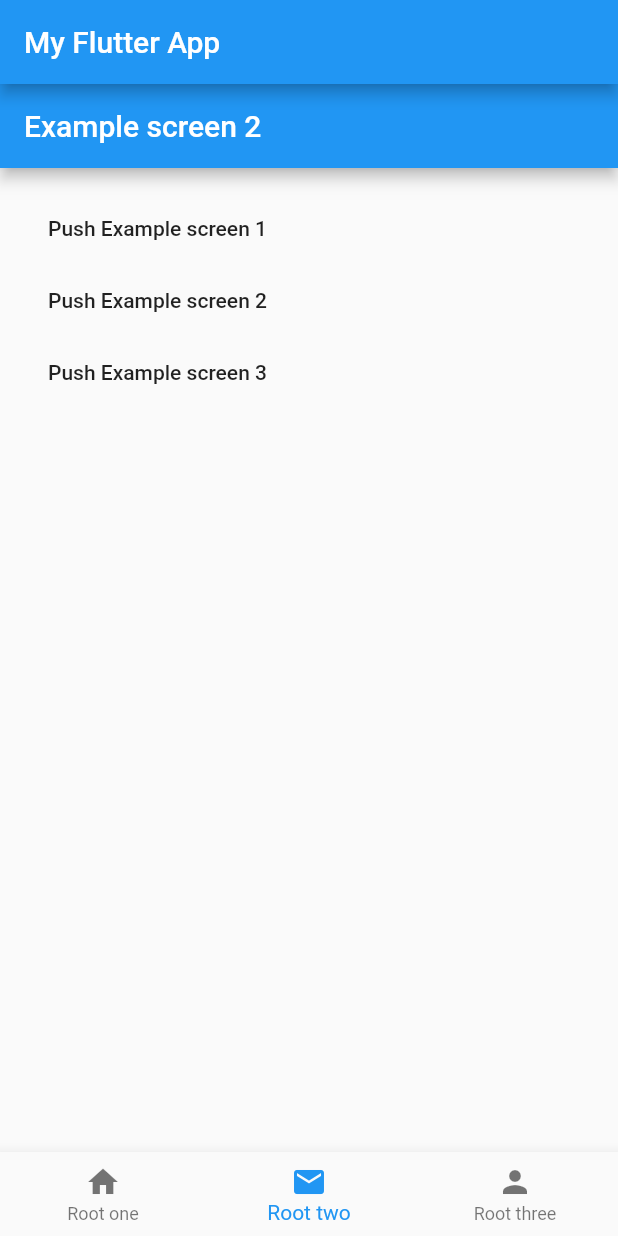
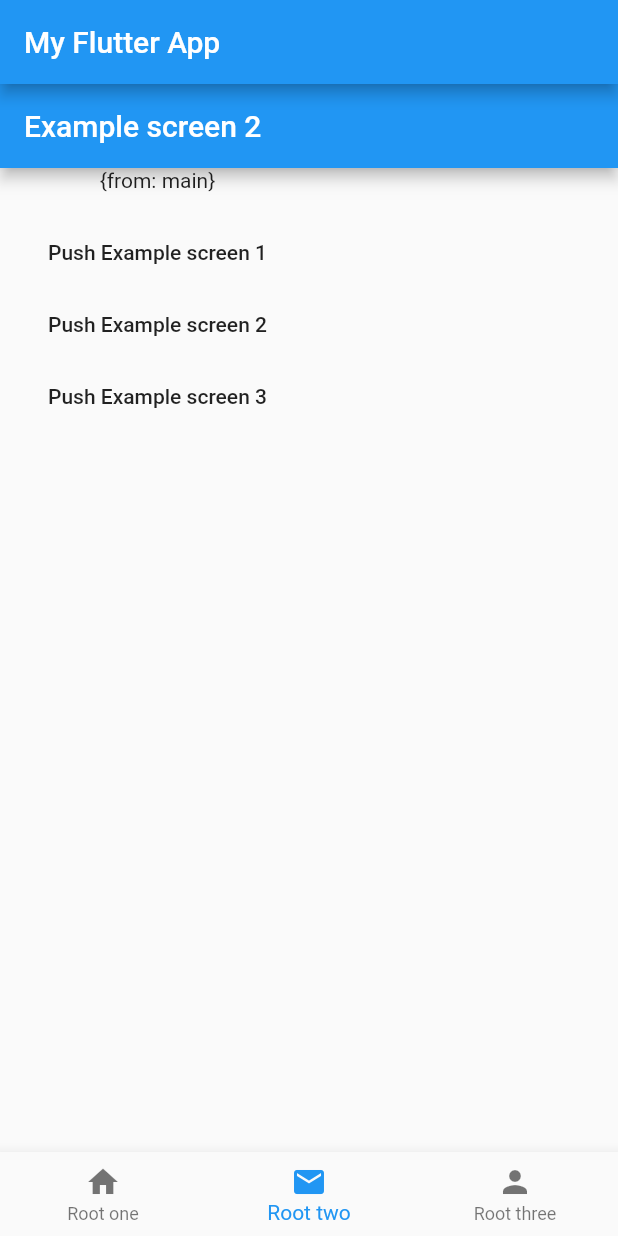
Before and after one commit to Gerrel/root_navigator, a Flutter app: the screen it shows after launch, item 2 of the bottom bar chosen, on a phone screen of 412 x 824 dp. Run offline on Flutter 3.47's test engine with Material 2 defaults, Android fonts, the phone set to English and light mode, and no system bars.

Commit message:
added root arguments

```diff
--- a/example/lib/app.dart
+++ b/example/lib/app.dart
@@ -24,9 +24,19 @@ class _AppState extends State<App> {
         body: IndexedStack(
           index: activeTab,
           children: [
-              RootNavigator(root: ExampleScreen(id: 1), routes: Screens.routes),
-              RootNavigator(rootName: 'two', routes: Screens.routes),
-              RootNavigator(root: ExampleScreen(id: 3), routes: Screens.routes),
+            RootNavigator(
+              rootWidget: ExampleScreen(id: 1),
+              routes: Screens.routes,
+            ),
+            RootNavigator(
+              rootName: 'two',
+              rootNameArguments: {'from': 'main'},
+              routes: Screens.routes,
+            ),
+            RootNavigator(
+              rootWidget: ExampleScreen(id: 3),
+              routes: Screens.routes,
+            ),
           ],
         ),
         bottomNavigationBar: BottomNavigationBar(
@@ -45,6 +55,7 @@ class _AppState extends State<App> {
                 icon: Icon(Icons.person), title: Text('Root three'))
           ],
         ),
-        ));
+      ),
+    );
   }
 }
--- a/example/lib/screens/example_screen.dart
+++ b/example/lib/screens/example_screen.dart
@@ -3,15 +3,20 @@ import 'package:root_navigator_example/widgets/push_screen.dart';
 
 class ExampleScreen extends StatelessWidget {
   final int id;
-
-  const ExampleScreen({Key key, @required this.id}) : super(key: key);
+  final Map<String, Object> args;
+  const ExampleScreen({Key key, @required this.id, this.args})
+      : super(key: key);
 
   @override
   Widget build(BuildContext context) {
     return Scaffold(
-        appBar: AppBar(
-          title: Text('Example screen $id'),
-        ),
-        body: PushScreen());
+      appBar: AppBar(
+        title: Text('Example screen $id'),
+      ),
+      body: Column(children: [
+        Text('$args'),
+        PushScreen(),
+      ]),
+    );
   }
 }
--- a/example/lib/screens/screens.dart
+++ b/example/lib/screens/screens.dart
@@ -6,8 +6,17 @@ import 'example_screen.dart';
 
 class Screens {
   static final Map<String, Widget Function(BuildContext)> routes = {
-    'one': (context) => ExampleScreen(id: 1),
-    'two': (context) => ExampleScreen(id: 2),
-    'three': (context) => ExampleScreen(id: 3),
+    'one': (context) => ExampleScreen(
+          id: 1,
+          args: ModalRoute.of(context).settings.arguments,
+        ),
+    'two': (context) => ExampleScreen(
+          id: 2,
+          args: ModalRoute.of(context).settings.arguments,
+        ),
+    'three': (context) => ExampleScreen(
+          id: 3,
+          args: ModalRoute.of(context).settings.arguments,
+        ),
   };
 }
--- a/lib/root_navigator.dart
+++ b/lib/root_navigator.dart
@@ -3,13 +3,20 @@ library root_navigator;
 import 'package:flutter/material.dart';
 
 class RootNavigator extends StatefulWidget {
-  final Widget root;
+  final Widget rootWidget;
   final String rootName;
+  final Map<String, Object> rootNameArguments;
   final Map<String, Widget Function(BuildContext)> routes;
 
-  const RootNavigator(
-      {Key key, this.root, this.rootName, @required this.routes})
-      : assert(root != null || rootName != null),
+  const RootNavigator({
+    Key key,
+    @required this.routes,
+    this.rootWidget,
+    this.rootName,
+    this.rootNameArguments,
+  })  : assert(rootWidget != null || rootName != null),
+        assert((rootNameArguments != null && rootWidget == null) ||
+            rootNameArguments == null),
         super(key: key);
 
   @override
@@ -21,13 +28,22 @@ class _RootNavigatorState extends State<RootNavigator> {
   Widget build(BuildContext context) {
     return Navigator(
       onGenerateRoute: (RouteSettings settings) {
+        var passSettings;
+        if (settings.name == Navigator.defaultRouteName &&
+            widget.rootName != null &&
+            widget.rootNameArguments != null) {
+          passSettings = RouteSettings(
+              name: settings.name, arguments: widget.rootNameArguments);
+        } else {
+          passSettings = settings;
+        }
         return MaterialPageRoute(
-          settings: settings,
+          settings: passSettings,
           builder: (BuildContext context) {
             switch (settings.name) {
               case Navigator.defaultRouteName:
-                if (widget.root != null) {
-                  return widget.root;
+                if (widget.rootWidget != null) {
+                  return widget.rootWidget;
                 } else {
                   return widget.routes[widget.rootName](context);
                 }
--- a/pubspec.yaml
+++ b/pubspec.yaml
@@ -1,6 +1,6 @@
 name: root_navigator
 description: A flutter package that creates a sub-navigator with routes (independent view stack)
-version: 1.0.4
+version: 1.0.5
 homepage: https://github.com/Gerrel/root_navigator
 
 environment:
```
Also changed, not shown: example/pubspec.lock, 1 other file. Lines whose indentation alone changed are shown as unchanged.
